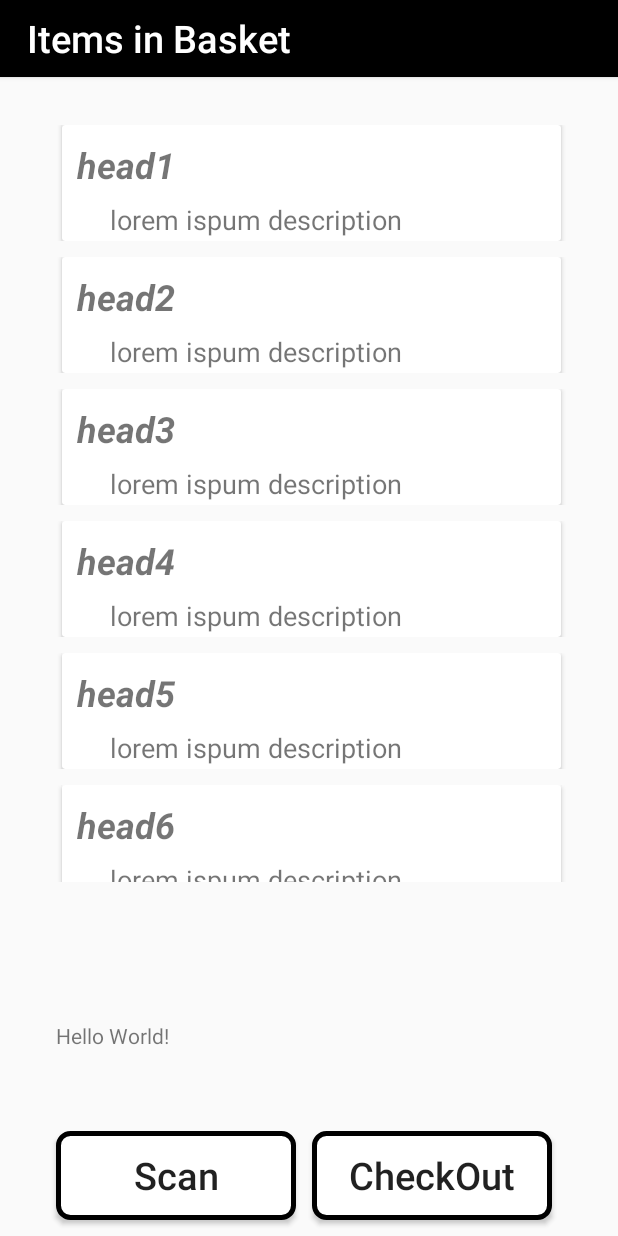
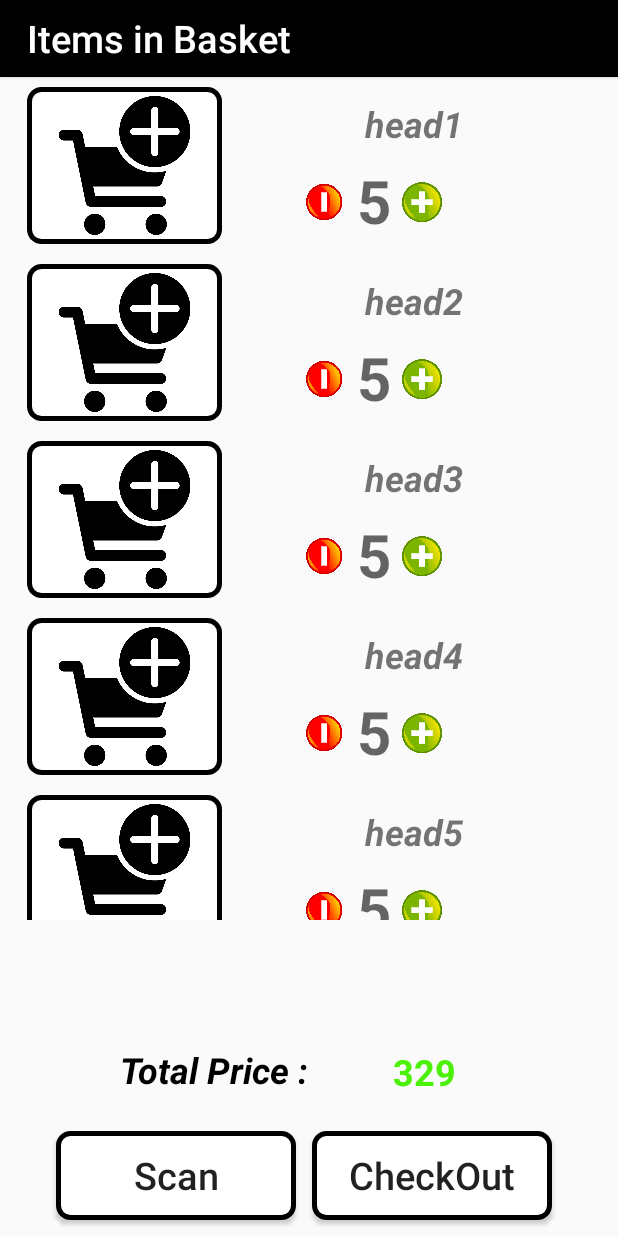
Before and after one commit to SSV0726/BarCodeScanner, an Android app: the screen it shows after launch (MainActivity), on a phone screen of 412 x 824 dp. Run offline under Robolectric (Android 15) with nearby library versions, the phone set to English and light mode, and no system bars.

Commit message:
View update as required to add and delete elements + buttons view updated

```diff
--- /dev/null
+++ b/BarcodeandQrcodeScanner-master/app/src/main/res/drawable/card.xml
@@ -0,0 +1,6 @@
+<?xml version="1.0" encoding="utf-8"?>
+<shape xmlns:android="http://schemas.android.com/apk/res/android" android:shape="rectangle">
+
+   <stroke android:color="#fff" ></stroke>
+
+</shape>
--- a/BarcodeandQrcodeScanner-master/app/src/main/res/layout/activity_main.xml
+++ b/BarcodeandQrcodeScanner-master/app/src/main/res/layout/activity_main.xml
@@ -11,15 +11,20 @@
 
     <TextView
         android:id="@+id/barcodetextview"
-        android:layout_width="336dp"
-        android:layout_height="30dp"
-        android:text="Hello World!"
+        android:layout_width="141dp"
+        android:layout_height="29dp"
+        android:layout_marginStart="44dp"
+        android:text="Total Price :  "
+        android:textAlignment="viewEnd"
+        android:textAllCaps="false"
+        android:textColor="@color/colorPrimaryDark"
+        android:textSize="24sp"
+        android:textStyle="bold|italic"
         app:layout_constraintBottom_toBottomOf="parent"
-        app:layout_constraintHorizontal_bias="0.493"
-        app:layout_constraintLeft_toLeftOf="parent"
         app:layout_constraintRight_toRightOf="parent"
+        app:layout_constraintStart_toStartOf="@+id/linearLayout"
         app:layout_constraintTop_toTopOf="parent"
-        app:layout_constraintVertical_bias="0.857" />
+        app:layout_constraintVertical_bias="0.877" />
 
     <Button
         android:id="@+id/button"
@@ -84,14 +89,30 @@
 
     <androidx.recyclerview.widget.RecyclerView
         android:id="@+id/recyclerview"
-        android:layout_width="363dp"
-        android:layout_height="510dp"
+        android:layout_width="410dp"
+        android:layout_height="562dp"
         app:layout_constraintBottom_toBottomOf="@+id/linearLayout"
         app:layout_constraintEnd_toEndOf="parent"
-        app:layout_constraintHorizontal_bias="0.533"
+        app:layout_constraintHorizontal_bias="0.6"
         app:layout_constraintStart_toStartOf="parent"
         app:layout_constraintTop_toBottomOf="@+id/button"
-        app:layout_constraintVertical_bias="0.102" />
+        app:layout_constraintVertical_bias="0.0" />
+
+    <TextView
+        android:id="@+id/finalPrice"
+        android:layout_width="108dp"
+        android:layout_height="35dp"
+        android:text="329"
+        android:textAlignment="center"
+        android:textColor="@color/colorAccent"
+        android:textSize="24sp"
+        android:textStyle="bold"
+        app:layout_constraintBottom_toBottomOf="parent"
+        app:layout_constraintEnd_toEndOf="@+id/linearLayout"
+        app:layout_constraintHorizontal_bias="0.233"
+        app:layout_constraintStart_toEndOf="@+id/barcodetextview"
+        app:layout_constraintTop_toTopOf="parent"
+        app:layout_constraintVertical_bias="0.885" />
 
 
 </androidx.constraintlayout.widget.ConstraintLayout>
--- a/BarcodeandQrcodeScanner-master/app/src/main/res/layout/resourcerecycler.xml
+++ b/BarcodeandQrcodeScanner-master/app/src/main/res/layout/resourcerecycler.xml
@@ -1,23 +1,46 @@
 <?xml version="1.0" encoding="utf-8"?>
 <LinearLayout xmlns:android="http://schemas.android.com/apk/res/android"
-    android:orientation="vertical" android:layout_width="match_parent"
-    android:layout_height="wrap_content"
-    android:padding="5dp">
+    xmlns:app="http://schemas.android.com/apk/res-auto"
+    android:orientation="vertical"
+    android:layout_width="match_parent"
+    android:layout_height="111dp"
+    android:padding="3dp"
+    android:layout_margin="3dp"
+    android:background="@drawable/card">
+
+    <LinearLayout
+
+        android:id="@+id/linearLayout"
+        android:layout_width="match_parent"
+        android:layout_height="wrap_content"
+        android:foregroundGravity="bottom"
+        android:gravity="fill"
+        android:orientation="horizontal"
+        app:layout_constraintBottom_toBottomOf="parent"
+        app:layout_constraintEnd_toEndOf="parent"
+        app:layout_constraintHorizontal_bias="0.45"
+        app:layout_constraintStart_toStartOf="parent"
+        app:layout_constraintTop_toTopOf="parent"
+        android:layout_weight="1"
+        app:layout_constraintVertical_bias="1.0">
 
 
-    <androidx.cardview.widget.CardView
-        android:layout_width="match_parent"
-        android:layout_height="wrap_content"
-        android:layout_marginHorizontal="10dp"
-        android:padding="10dp">
+        <ImageView
+            android:id="@+id/imageView"
+            android:layout_width="130dp"
+            android:layout_height="match_parent"
+            app:srcCompat="@drawable/addtocart"
+            android:padding="6dp"
+            android:layout_marginLeft="10dp"
+            android:background="@drawable/whitebutton"/>
 
 
         <LinearLayout
-            android:layout_width="match_parent"
+            android:layout_width="0dp"
             android:layout_height="wrap_content"
             android:dividerPadding="5dp"
-            android:orientation="vertical"
-            android:padding="@dimen/cardview_default_elevation">
+            android:layout_weight="1"
+            android:orientation="vertical">
 
 
             <TextView
@@ -26,22 +49,65 @@
                 android:layout_height="wrap_content"
                 android:padding="8dp"
                 android:text="Heading"
+                android:textAlignment="center"
                 android:textSize="24sp"
                 android:textStyle="bold|italic" />
 
             <TextView
                 android:id="@+id/description"
                 android:layout_width="match_parent"
+                android:layout_height="0dp"
+                android:padding="8dp"
+                android:text="Heading"
+                android:textSize="18sp"
+                android:visibility="invisible" />
+
+            <LinearLayout
+                android:layout_width="match_parent"
                 android:layout_height="wrap_content"
-                android:layout_marginLeft="30dp"
-                android:text="desc"
-                android:textSize="18sp" />
+                android:orientation="horizontal">
+
+
+                <ImageView
+                    android:id="@+id/sub"
+                    android:layout_width="40dp"
+                    android:layout_marginLeft="50dp"
+                    android:layout_height="wrap_content"
+                    android:padding="6dp"
+                    app:srcCompat="@drawable/del" />
+
+
+                <TextView
+                    android:id="@+id/textView"
+                    android:layout_width="wrap_content"
+                    android:layout_height="wrap_content"
+                    android:clickable="false"
+                    android:text="5"
+                    android:textAlignment="center"
+                    android:textAllCaps="true"
+                    android:textAppearance="@style/TextAppearance.AppCompat.Display2"
+                    android:textSize="40sp"
+                    android:textStyle="bold" />
+
+                <ImageView
+                    android:id="@+id/add"
+                    android:layout_width="40dp"
+                    android:layout_height="wrap_content"
+                    android:padding="6dp"
+                    app:srcCompat="@drawable/add" />
+
+
+            </LinearLayout>
+
 
         </LinearLayout>
 
 
+    </LinearLayout>
 
 
-    </androidx.cardview.widget.CardView>
+
+
+
 
 </LinearLayout>
```
